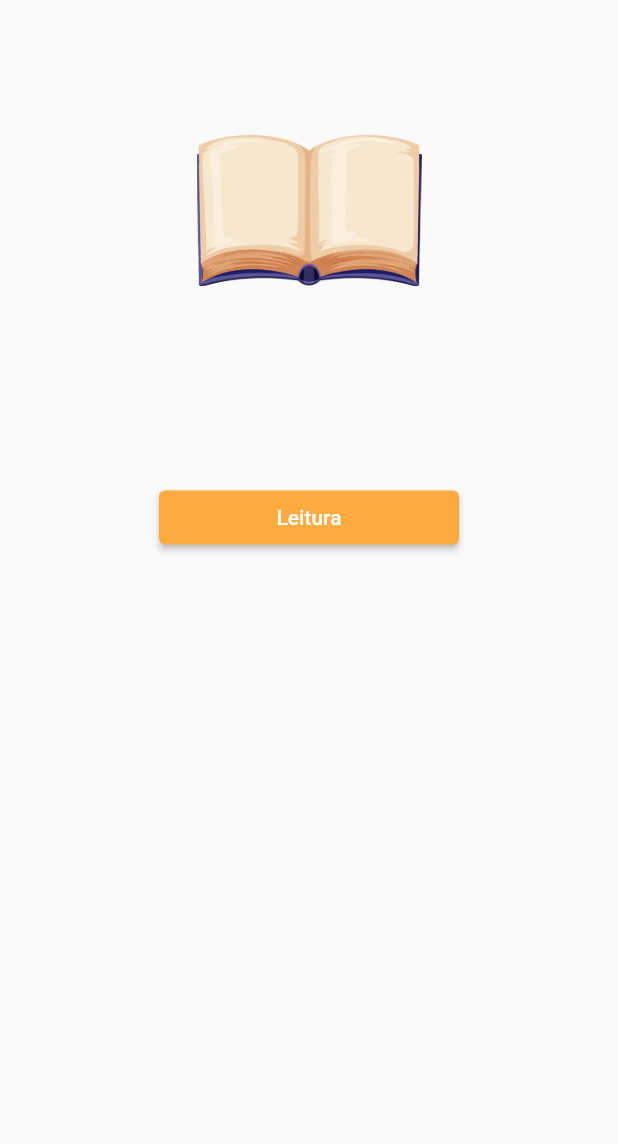
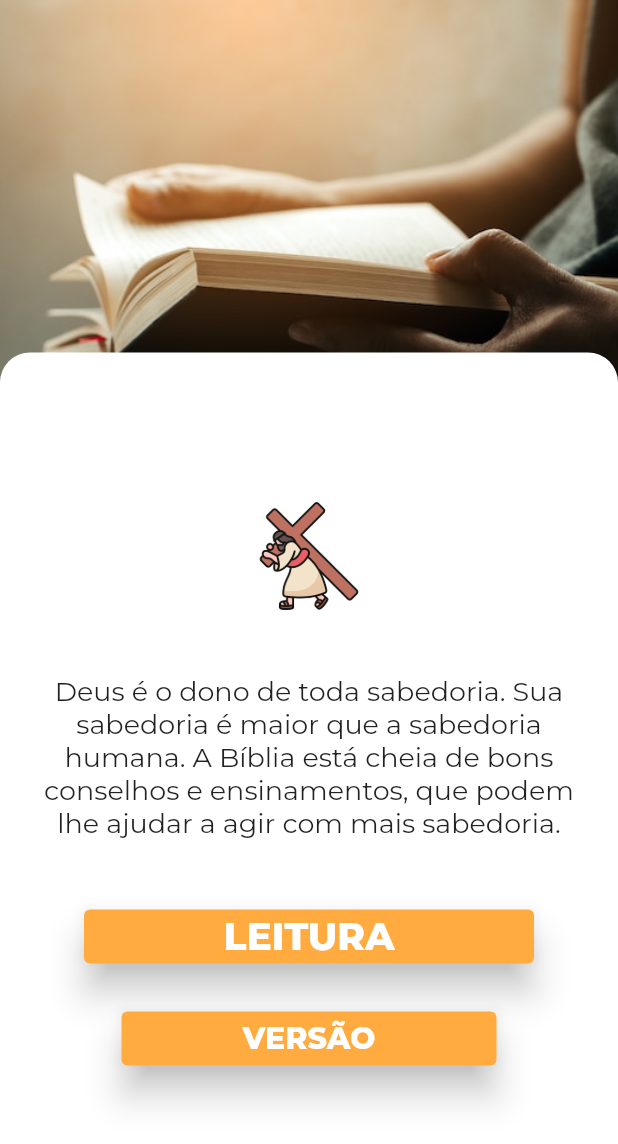
Before and after one commit to K4MiR/Verisculos-Biblicos, a Flutter app: the screen it shows after launch, on a phone screen of 412 x 824 dp. Shown: the top 1144 px of the screen. Run offline on Flutter 3.47's test engine with Material 2 defaults, Android fonts, the phone set to English and light mode, and no system bars; our stand-ins replace google_fonts.

Commit message:
Foi adicionado imagens, ajustes, botões e textos.

```diff
--- a/lib/screen/menu_screen.dart
+++ b/lib/screen/menu_screen.dart
@@ -1,4 +1,5 @@
 import 'package:flutter/material.dart';
+import 'package:google_fonts/google_fonts.dart';
 
 class Menu_Screen extends StatefulWidget {
   const Menu_Screen({Key? key}) : super(key: key);
@@ -11,35 +12,104 @@ class _menu_screenState extends State<Menu_Screen> {
   @override
   Widget build(BuildContext context) {
     return Scaffold(
-      body: Container(
+        body: Stack(
+      children: [
+        Column(
+          children: [
+            Image(
+              image: AssetImage('assets/image/leitura.jpg'),
+              height: MediaQuery.of(context).size.height * 0.4,
               width: MediaQuery.of(context).size.width,
-        child: Center(
+              fit: BoxFit.cover,
+            ),
+            Container(
+              color: Colors.white,
+              width: MediaQuery.of(context).size.width,
+              height: MediaQuery.of(context).size.height * 0.6,
+            )
+          ],
+        ),
+        Positioned(
+          top: 235,
+          child: Container(
+            decoration: BoxDecoration(
+                color: Colors.white,
+                borderRadius: BorderRadius.only(
+                    topLeft: Radius.circular(20),
+                    topRight: Radius.circular(20))),
+            width: MediaQuery.of(context).size.width,
+            height: MediaQuery.of(context).size.height * 0.7,
+            child: Container(
+              width: MediaQuery.of(context).size.width,
               child: Column(
+                mainAxisAlignment: MainAxisAlignment.center,
+                children: [
+                  Column(
                     children: [
                       SizedBox(
-                height: 90,
+                        width: 80,
+                        child: Image(
+                            image: AssetImage(
+                          'assets/image/jesus.png',
+                        )),
                       ),
                       SizedBox(
-                  width: 150,
-                  child: Image(image: AssetImage('assets/image/biblia2.png'))),
+                        height: 40,
+                      ),
+                      Container(
+                        width: 360,
+                        child: Text(
+                          textAlign: TextAlign.center,
+                          'Deus é o dono de toda sabedoria. Sua sabedoria é maior que a sabedoria humana. '
+                          'A Bíblia está cheia de bons conselhos e ensinamentos, que podem lhe ajudar a agir '
+                          'com mais sabedoria.',
+                          style: GoogleFonts.montserrat(
+                            fontSize: 18,
+                          ),
+                        ),
+                      ),
                       SizedBox(
-                height: 130,
+                        height: 40,
                       ),
-              Column(
-                children: [
-                  ElevatedButton(onPressed: () => {},
+                      ElevatedButton(
+                          onPressed: () => {},
                           style: ElevatedButton.styleFrom(
                             primary: Colors.orangeAccent,
-                        fixedSize: Size.fromWidth(200),
-
+                            elevation: 10,
+                            fixedSize: Size.fromWidth(300),
                           ),
-                      child: Text('Leitura'))
+                          child: Text(
+                            'LEITURA',
+                            style: GoogleFonts.montserrat(
+                              fontWeight: FontWeight.w800,
+                              fontSize: 25,
+                            ),
+                          )),
+                      SizedBox(
+                        height: 20,
+                      ),
+                      ElevatedButton(
+                          onPressed: () => {},
+                          style: ElevatedButton.styleFrom(
+                            primary: Colors.orangeAccent,
+                            elevation: 10,
+                            fixedSize: Size.fromWidth(250),
+                          ),
+                          child: Text(
+                            'VERSÃO',
+                            style: GoogleFonts.montserrat(
+                              fontWeight: FontWeight.w800,
+                              fontSize: 20,
+                            ),
+                          ))
                     ],
                   )
                 ],
               ),
             ),
           ),
-    );
+        )
+      ],
+    ));
   }
 }
--- a/pubspec.yaml
+++ b/pubspec.yaml
@@ -36,6 +36,7 @@ dependencies:
   cupertino_icons: ^1.0.2
 
 dev_dependencies:
+  google_fonts:
   flutter_test:
     sdk: flutter
 
@@ -61,8 +62,8 @@ flutter:
   # assets:
 
   assets:
-    - assets/image/biblia.png
-    - assets/image/biblia2.png
+    - assets/image/
+    - assets/image/jesus.png
   # - images/a_dot_ham.jpeg:
 
 
```
Also changed, not shown: assets/image/jesus.png (added), assets/image/leitura.jpg (added), pubspec.lock. Lines whose indentation alone changed are shown as unchanged.
